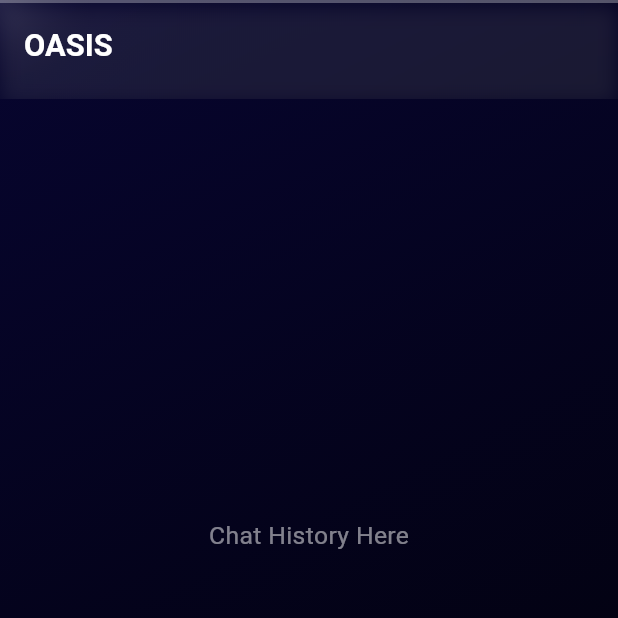
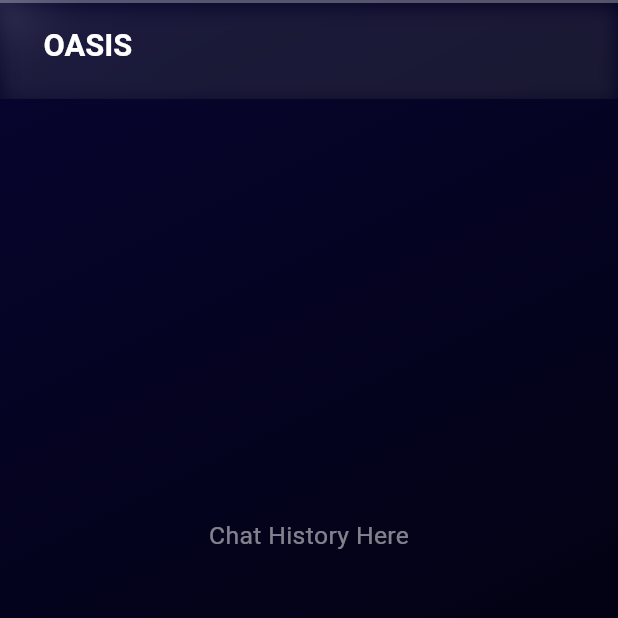
Before and after one commit to Yogeshwar-Pawade/oasis_app, a Flutter app: the ChatScreen screen opened directly with empty values, on a phone screen of 412 x 824 dp, the top half of it. Run offline on Flutter 3.47's test engine with Material 3 defaults, Android fonts, the light colour scheme and no system bars; our stand-ins replace fluttertoast, shared_preferences, sqflite; accounts and stored records are empty.

Commit message:
Chats Completed

```diff
--- a/lib/views/Oasis/chats.dart
+++ b/lib/views/Oasis/chats.dart
@@ -167,13 +167,15 @@
         appBar: PreferredSize(
           preferredSize: Size.fromHeight(screenHeight * 0.08),
           child: Glassmorphism(
-            blur: 8.0,
-            opacity: 0.1,
+            blur: 11.0,
+            opacity: 0.3,
             radius: 0.0,
             child: AppBar(
               backgroundColor: Colors.transparent,
               elevation: 0,
-              title: Row(
+              title: Padding(
+                padding: const EdgeInsets.all(13.0),
+                child: Row(
                   mainAxisAlignment: MainAxisAlignment.start,
                   children: [
                     Text(
@@ -185,6 +187,7 @@
                       ),
                     ),
                   ],
+                ),
               ),
             ),
           ),
```
Lines whose indentation alone changed are shown as unchanged.
